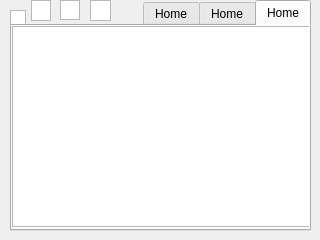
Qt form frontend/gui/mainwindow.ui (mozcelikors/rpiDisplay_CMake) before a commit.
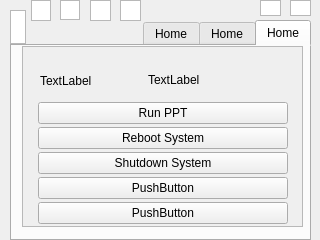
The same form after that commit. The open tabs and pages were chosen to show the change. Custom widgets are drawn as their Qt base class.

Commit message: Added camera software and application

What changed in the file:
```diff
--- a/frontend/gui/mainwindow.ui
+++ b/frontend/gui/mainwindow.ui
@@ -34,9 +34,9 @@
     <property name="geometry">
      <rect>
       <x>10</x>
-      <y>0</y>
+      <y>20</y>
       <width>301</width>
-      <height>231</height>
+      <height>221</height>
      </rect>
     </property>
     <property name="layoutDirection">
@@ -49,64 +49,21 @@
      <attribute name="title">
       <string>Home</string>
      </attribute>
-     <widget class="QTreeView" name="treeView">
-      <property name="geometry">
-       <rect>
-        <x>0</x>
-        <y>0</y>
-        <width>301</width>
-        <height>201</height>
-       </rect>
-      </property>
-      <property name="layoutDirection">
-       <enum>Qt::LeftToRight</enum>
-      </property>
-     </widget>
-    </widget>
-    <widget class="QWidget" name="tab_2">
-     <attribute name="title">
-      <string>Home</string>
-     </attribute>
-     <widget class="QPushButton" name="pushButton_3">
-      <property name="geometry">
-       <rect>
-        <x>10</x>
-        <y>20</y>
-        <width>271</width>
-        <height>31</height>
-       </rect>
-      </property>
-      <property name="text">
-       <string>PushButton</string>
-      </property>
-     </widget>
-     <widget class="QPushButton" name="pushButton_5">
-      <property name="geometry">
-       <rect>
-        <x>10</x>
-        <y>60</y>
-        <width>271</width>
-        <height>31</height>
-       </rect>
-      </property>
-      <property name="text">
-       <string>PushButton</string>
-      </property>
-     </widget>
-    </widget>
-    <widget class="QWidget" name="tab_3">
-     <attribute name="title">
-      <string>Home</string>
-     </attribute>
      <widget class="QScrollArea" name="scrollArea_homepage">
       <property name="geometry">
        <rect>
         <x>10</x>
-        <y>10</y>
+        <y>0</y>
         <width>281</width>
         <height>181</height>
        </rect>
       </property>
+      <property name="sizePolicy">
+       <sizepolicy hsizetype="Expanding" vsizetype="Expanding">
+        <horstretch>0</horstretch>
+        <verstretch>0</verstretch>
+       </sizepolicy>
+      </property>
       <property name="focusPolicy">
        <enum>Qt::NoFocus</enum>
       </property>
@@ -131,16 +88,19 @@
        <widget class="QWidget" name="verticalLayoutWidget">
         <property name="geometry">
          <rect>
-          <x>50</x>
+          <x>10</x>
           <y>10</y>
-          <width>161</width>
-          <height>217</height>
+          <width>268</width>
+          <height>197</height>
          </rect>
         </property>
         <layout class="QVBoxLayout" name="verticalLayout">
          <property name="spacing">
           <number>3</number>
          </property>
+         <property name="sizeConstraint">
+          <enum>QLayout::SetDefaultConstraint</enum>
+         </property>
          <property name="leftMargin">
           <number>5</number>
          </property>
@@ -155,8 +115,26 @@
          </property>
          <item>
           <layout class="QHBoxLayout" name="horizontalLayout_2">
+           <property name="leftMargin">
+            <number>0</number>
+           </property>
+           <property name="rightMargin">
+            <number>4</number>
+           </property>
            <item>
             <widget class="QLabel" name="label_3">
+             <property name="sizePolicy">
+              <sizepolicy hsizetype="Fixed" vsizetype="Preferred">
+               <horstretch>0</horstretch>
+               <verstretch>0</verstretch>
+              </sizepolicy>
+             </property>
+             <property name="minimumSize">
+              <size>
+               <width>100</width>
+               <height>0</height>
+              </size>
+             </property>
              <property name="text">
               <string>TextLabel</string>
              </property>
@@ -164,6 +142,18 @@
            </item>
            <item>
             <widget class="CustomLineEdit" name="label_2">
+             <property name="sizePolicy">
+              <sizepolicy hsizetype="Fixed" vsizetype="Preferred">
+               <horstretch>0</horstretch>
+               <verstretch>0</verstretch>
+              </sizepolicy>
+             </property>
+             <property name="minimumSize">
+              <size>
+               <width>140</width>
+               <height>0</height>
+              </size>
+             </property>
              <property name="focusPolicy">
               <enum>Qt::StrongFocus</enum>
              </property>
@@ -176,6 +166,30 @@
          </item>
          <item>
           <widget class="QPushButton" name="pushButton_2">
+           <property name="sizePolicy">
+            <sizepolicy hsizetype="Fixed" vsizetype="Fixed">
+             <horstretch>0</horstretch>
+             <verstretch>0</verstretch>
+            </sizepolicy>
+           </property>
+           <property name="minimumSize">
+            <size>
+             <width>250</width>
+             <height>0</height>
+            </size>
+           </property>
+           <property name="maximumSize">
+            <size>
+             <width>16777215</width>
+             <height>16777215</height>
+            </size>
+           </property>
+           <property name="baseSize">
+            <size>
+             <width>250</width>
+             <height>0</height>
+            </size>
+           </property>
            <property name="text">
             <string>Run PPT</string>
            </property>
@@ -183,6 +197,30 @@
          </item>
          <item>
           <widget class="QPushButton" name="pushButton_reboot">
+           <property name="sizePolicy">
+            <sizepolicy hsizetype="Fixed" vsizetype="Fixed">
+             <horstretch>0</horstretch>
+             <verstretch>0</verstretch>
+            </sizepolicy>
+           </property>
+           <property name="minimumSize">
+            <size>
+             <width>250</width>
+             <height>0</height>
+            </size>
+           </property>
+           <property name="maximumSize">
+            <size>
+             <width>16777215</width>
+             <height>16777215</height>
+            </size>
+           </property>
+           <property name="baseSize">
+            <size>
+             <width>0</width>
+             <height>250</height>
+            </size>
+           </property>
            <property name="text">
             <string>Reboot System</string>
            </property>
@@ -190,6 +228,30 @@
          </item>
          <item>
           <widget class="QPushButton" name="pushButton_shutdown">
+           <property name="sizePolicy">
+            <sizepolicy hsizetype="Fixed" vsizetype="Fixed">
+             <horstretch>0</horstretch>
+             <verstretch>0</verstretch>
+            </sizepolicy>
+           </property>
+           <property name="minimumSize">
+            <size>
+             <width>250</width>
+             <height>0</height>
+            </size>
+           </property>
+           <property name="maximumSize">
+            <size>
+             <width>16777215</width>
+             <height>16777215</height>
+            </size>
+           </property>
+           <property name="baseSize">
+            <size>
+             <width>0</width>
+             <height>0</height>
+            </size>
+           </property>
            <property name="text">
             <string>Shutdown System</string>
            </property>
@@ -197,6 +259,24 @@
          </item>
          <item>
           <widget class="QPushButton" name="pushButton">
+           <property name="sizePolicy">
+            <sizepolicy hsizetype="Fixed" vsizetype="Fixed">
+             <horstretch>0</horstretch>
+             <verstretch>0</verstretch>
+            </sizepolicy>
+           </property>
+           <property name="minimumSize">
+            <size>
+             <width>250</width>
+             <height>0</height>
+            </size>
+           </property>
+           <property name="maximumSize">
+            <size>
+             <width>16777215</width>
+             <height>16777215</height>
+            </size>
+           </property>
            <property name="text">
             <string>PushButton</string>
            </property>
@@ -204,6 +284,24 @@
          </item>
          <item>
           <widget class="QPushButton" name="pushButton_6">
+           <property name="sizePolicy">
+            <sizepolicy hsizetype="Fixed" vsizetype="Fixed">
+             <horstretch>0</horstretch>
+             <verstretch>0</verstretch>
+            </sizepolicy>
+           </property>
+           <property name="minimumSize">
+            <size>
+             <width>250</width>
+             <height>0</height>
+            </size>
+           </property>
+           <property name="baseSize">
+            <size>
+             <width>0</width>
+             <height>0</height>
+            </size>
+           </property>
            <property name="text">
             <string>PushButton</string>
            </property>
@@ -211,23 +309,93 @@
          </item>
          <item>
           <widget class="QPushButton" name="pushButton_4">
+           <property name="sizePolicy">
+            <sizepolicy hsizetype="Fixed" vsizetype="Fixed">
+             <horstretch>0</horstretch>
+             <verstretch>0</verstretch>
+            </sizepolicy>
+           </property>
+           <property name="minimumSize">
+            <size>
+             <width>250</width>
+             <height>0</height>
+            </size>
+           </property>
+           <property name="baseSize">
+            <size>
+             <width>250</width>
+             <height>0</height>
+            </size>
+           </property>
            <property name="text">
             <string>PushButton</string>
            </property>
           </widget>
          </item>
-         <item>
-          <widget class="QLabel" name="label_bottomspacer_homepage">
-           <property name="text">
-            <string/>
-           </property>
-          </widget>
-         </item>
         </layout>
        </widget>
       </widget>
      </widget>
     </widget>
+    <widget class="QWidget" name="tab_2">
+     <attribute name="title">
+      <string>Home</string>
+     </attribute>
+     <widget class="QTreeView" name="treeView">
+      <property name="geometry">
+       <rect>
+        <x>0</x>
+        <y>0</y>
+        <width>301</width>
+        <height>201</height>
+       </rect>
+      </property>
+      <property name="layoutDirection">
+       <enum>Qt::LeftToRight</enum>
+      </property>
+     </widget>
+    </widget>
+    <widget class="QWidget" name="tab_3">
+     <attribute name="title">
+      <string>Home</string>
+     </attribute>
+     <widget class="QGraphicsView" name="graphicsView_cameramenu">
+      <property name="geometry">
+       <rect>
+        <x>0</x>
+        <y>0</y>
+        <width>301</width>
+        <height>192</height>
+       </rect>
+      </property>
+     </widget>
+     <widget class="QLabel" name="label_pressOK3">
+      <property name="geometry">
+       <rect>
+        <x>80</x>
+        <y>10</y>
+        <width>131</width>
+        <height>17</height>
+       </rect>
+      </property>
+      <property name="text">
+       <string>to start the camera</string>
+      </property>
+     </widget>
+     <widget class="QLabel" name="label_pressOK3_2">
+      <property name="geometry">
+       <rect>
+        <x>10</x>
+        <y>10</y>
+        <width>61</width>
+        <height>17</height>
+       </rect>
+      </property>
+      <property name="text">
+       <string>Press OK</string>
+      </property>
+     </widget>
+    </widget>
    </widget>
    <widget class="QGraphicsView" name="graphicsView_3">
     <property name="geometry">
@@ -281,6 +449,42 @@
      <string/>
     </property>
    </widget>
+   <widget class="QGraphicsView" name="graphicsView_connection">
+    <property name="geometry">
+     <rect>
+      <x>290</x>
+      <y>0</y>
+      <width>21</width>
+      <height>16</height>
+     </rect>
+    </property>
+    <property name="focusPolicy">
+     <enum>Qt::NoFocus</enum>
+    </property>
+   </widget>
+   <widget class="QGraphicsView" name="graphicsView_battery">
+    <property name="geometry">
+     <rect>
+      <x>260</x>
+      <y>0</y>
+      <width>21</width>
+      <height>16</height>
+     </rect>
+    </property>
+    <property name="focusPolicy">
+     <enum>Qt::NoFocus</enum>
+    </property>
+   </widget>
+   <widget class="QGraphicsView" name="graphicsView_camera">
+    <property name="geometry">
+     <rect>
+      <x>120</x>
+      <y>0</y>
+      <width>21</width>
+      <height>21</height>
+     </rect>
+    </property>
+   </widget>
   </widget>
  </widget>
  <layoutdefault spacing="6" margin="11"/>
```
Left out of the diff: 5 changed lines with no effect on the pictures. The commit also changes 25 other files.
